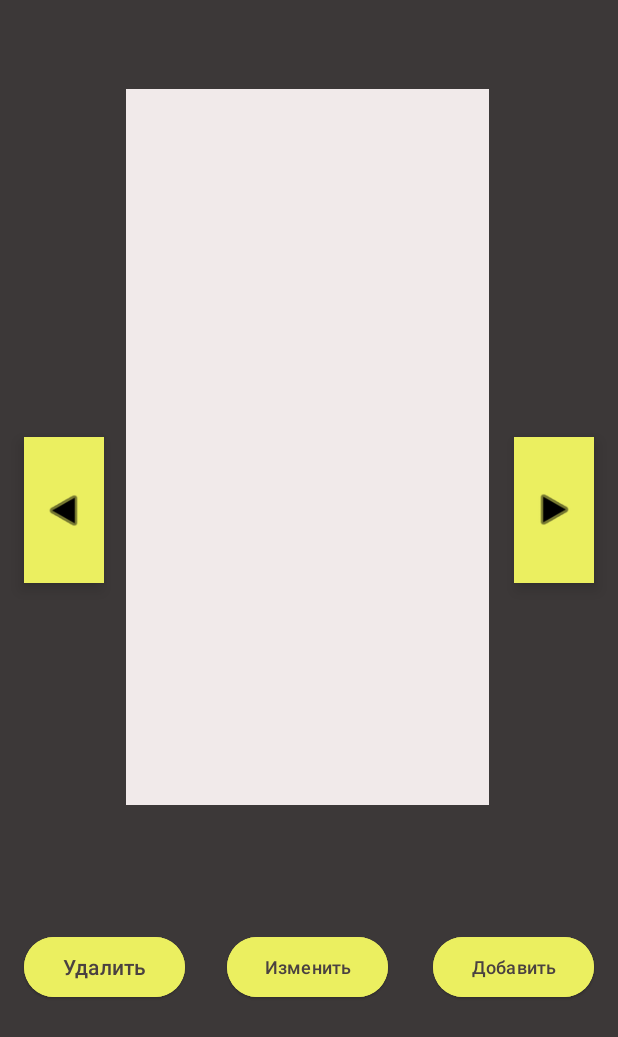
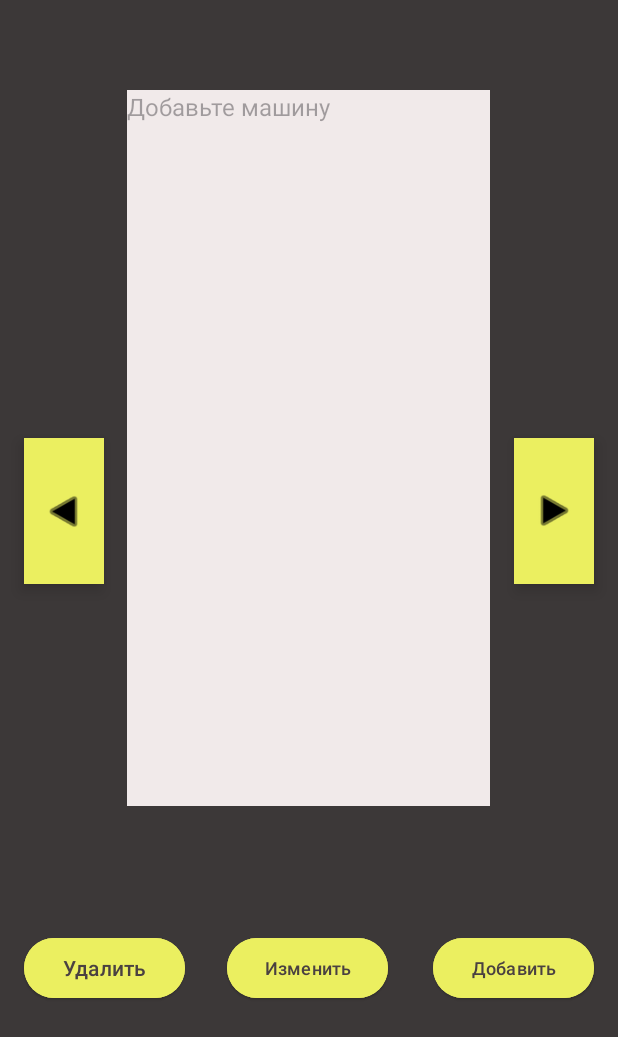
Before and after one commit to ClushAKvK/MobileLab2, an Android app: the screen it shows after launch (MainActivity), on a phone screen of 412 x 824 dp. Shown: the top 1037 px of the screen. Run offline under Robolectric (Android 15) with nearby library versions, the phone set to English and light mode, and no system bars.

Commit message:
bugfix 1.2

```diff
--- a/app/src/main/res/layout/activity_main.xml
+++ b/app/src/main/res/layout/activity_main.xml
@@ -43,13 +43,14 @@
         android:layout_height="477dp"
         android:autoSizeTextType="none"
         android:background="#F1EAEA"
+        android:hint="Добавьте машину"
         android:textSize="16sp"
         app:layout_constraintBottom_toBottomOf="parent"
         app:layout_constraintEnd_toEndOf="parent"
-        app:layout_constraintHorizontal_bias="0.496"
+        app:layout_constraintHorizontal_bias="0.497"
         app:layout_constraintStart_toStartOf="parent"
         app:layout_constraintTop_toTopOf="parent"
-        app:layout_constraintVertical_bias="0.172" />
+        app:layout_constraintVertical_bias="0.173" />
 
     <Button
         android:id="@+id/btnPrevCar"
```
